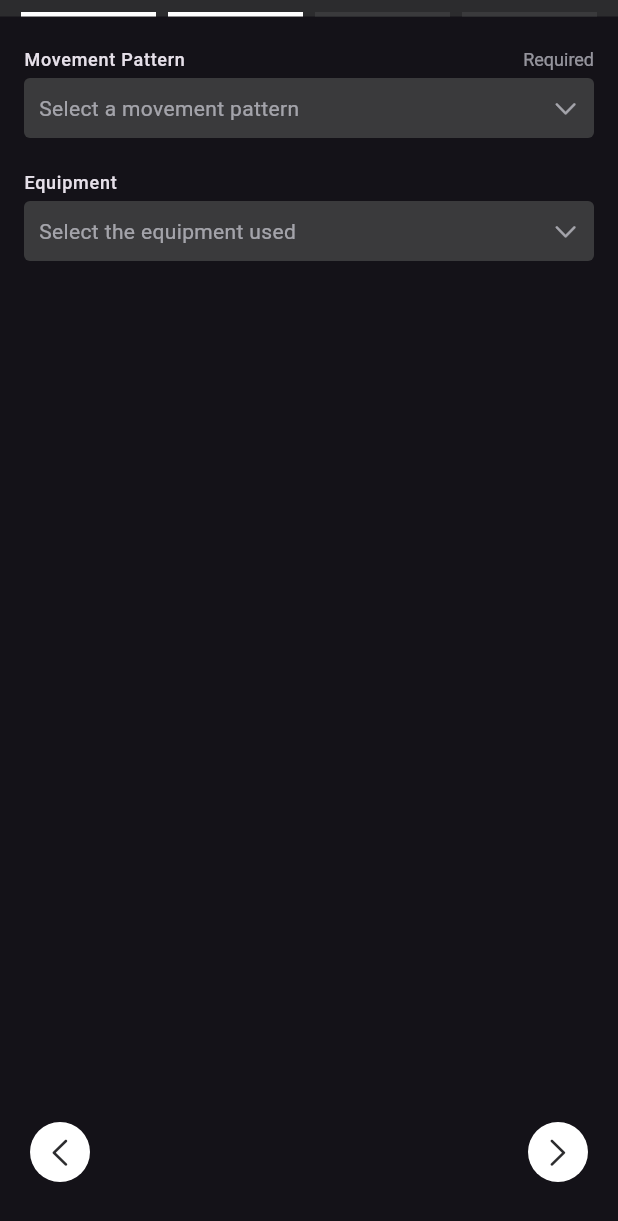
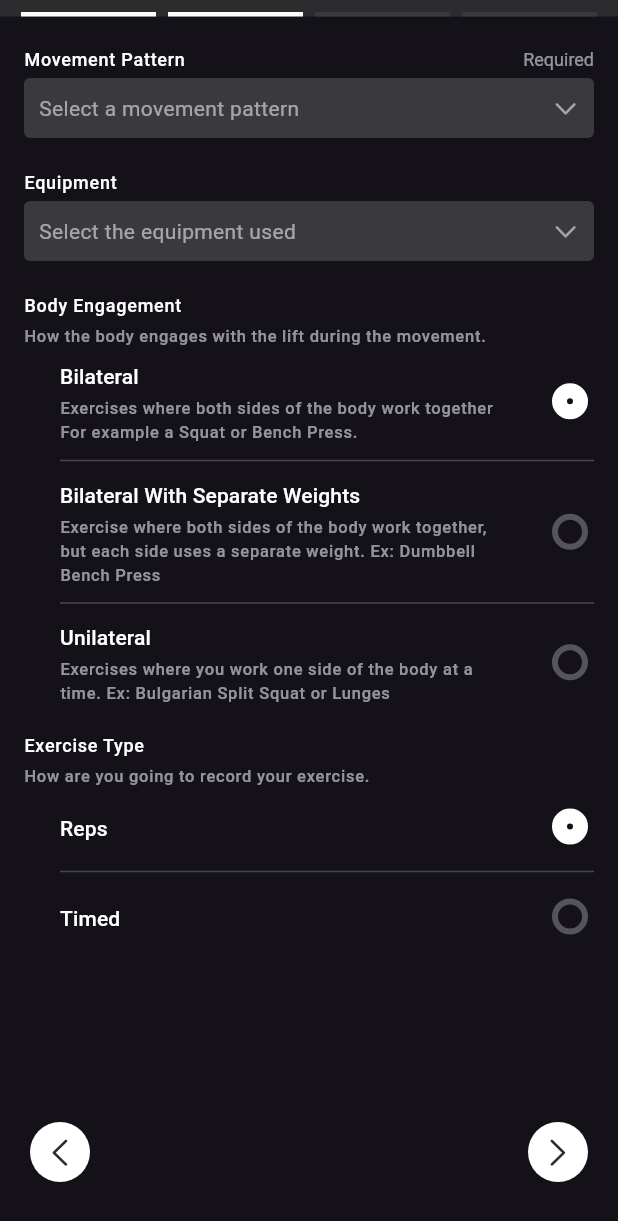
Before and after one commit to mitchelljoram/flex_workout_logger, a Flutter app: the ExerciseDetailsCreateFormPage2 widget shown alone on an empty page, opened directly, on a phone screen of 412 x 824 dp. Shown: the top 1221 px of the screen. Run offline on Flutter 3.47's test engine with Material 3 defaults, Android fonts, the phone set to English and light mode, and no system bars; our stand-ins replace custom_sliding_segmented_control, dotted_border, flutter_riverpod, flutter_slidable, fpdart, freezed_annotation and 3 more; missing offline and left inert: flow_builder; generated files the repository leaves out were written again; statements that could not run were skipped.

Commit message:
Finished exercise create form page 2
- Added custom radio list for engagement and type
- Finished page 2

```diff
--- a/lib/features/exercises/ui/screens/exercise_create.screen.dart
+++ b/lib/features/exercises/ui/screens/exercise_create.screen.dart
@@ -13,6 +13,7 @@ import 'package:flex_workout_logger/features/exercises/domain/validations/exerci
 import 'package:flex_workout_logger/features/exercises/ui/widgets/choose_base_exercise_controller.dart';
 import 'package:flex_workout_logger/features/exercises/ui/widgets/choose_equipment_controller.dart';
 import 'package:flex_workout_logger/features/exercises/ui/widgets/choose_movement_pattern_controller.dart';
+import 'package:flex_workout_logger/features/exercises/ui/widgets/radio_list_controller.dart';
 import 'package:flex_workout_logger/ui/widgets/choose_icon_controller.dart';
 import 'package:flex_workout_logger/features/exercises/ui/widgets/variation_segment_controller.dart';
 import 'package:flex_workout_logger/ui/widgets/flexable_textfield.dart';
@@ -45,20 +46,7 @@ class ExerciseCreateScreen extends StatelessWidget {
         backgroundColor: context.colorScheme.backgroundSecondary,
         leading: IconButton(
           padding: EdgeInsets.zero,
-          onPressed: () {
-            ExerciseDetailsFlow.newExercise = new ExerciseDetails(
-              icon: ExerciseDetailsIcon(''),
-              baseExercise: ExerciseDetailsBaseExercise(null,null),
-              name: ExerciseDetailsName(''),
-              description: ExerciseDetailsDescription(''),
-              movementPattern: ExerciseDetailsMovementPattern(null),
-              equipment: ExerciseDetailsEquipment(null),
-              engagement: ExerciseDetailsEngagement(Engagement.bilateral),
-              type: ExerciseDetailsType(ExerciseType.repitition)
-            );
-
-            context.pop();
-          },
+          onPressed: () => context.pop(),
           icon: const Icon(
             CupertinoIcons.xmark,
           ),
@@ -127,19 +115,19 @@ class ExerciseDetails {
   }
 }
 
+ExerciseDetails newExercise = ExerciseDetails(
+  icon: ExerciseDetailsIcon(''),
+  baseExercise: ExerciseDetailsBaseExercise(null, null),
+  name: ExerciseDetailsName(''),
+  description: ExerciseDetailsDescription(''),
+  movementPattern: ExerciseDetailsMovementPattern(null),
+  equipment: ExerciseDetailsEquipment(null),
+  engagement: ExerciseDetailsEngagement(Engagement.bilateral),
+  type: ExerciseDetailsType(ExerciseType.repitition),
+);
+
 class ExerciseDetailsFlow extends ConsumerWidget {
   static Route route() => MaterialPageRoute(builder: (_) => ExerciseDetailsFlow());
-
-  static ExerciseDetails newExercise = new ExerciseDetails(
-    icon: ExerciseDetailsIcon(''),
-    baseExercise: ExerciseDetailsBaseExercise(null,null),
-    name: ExerciseDetailsName(''),
-    description: ExerciseDetailsDescription(''),
-    movementPattern: ExerciseDetailsMovementPattern(null),
-    equipment: ExerciseDetailsEquipment(null),
-    engagement: ExerciseDetailsEngagement(Engagement.bilateral),
-    type: ExerciseDetailsType(ExerciseType.repitition)
-  );
 
   @override
   Widget build(BuildContext context, WidgetRef ref) {
@@ -155,6 +143,17 @@ class ExerciseDetailsFlow extends ConsumerWidget {
         orElse: () {},
       );
     });
+
+    newExercise = new ExerciseDetails(
+      icon: ExerciseDetailsIcon(''),
+      baseExercise: ExerciseDetailsBaseExercise(null,null),
+      name: ExerciseDetailsName(''),
+      description: ExerciseDetailsDescription(''),
+      movementPattern: ExerciseDetailsMovementPattern(null),
+      equipment: ExerciseDetailsEquipment(null),
+      engagement: ExerciseDetailsEngagement(Engagement.bilateral),
+      type: ExerciseDetailsType(ExerciseType.repitition)
+    );
 
     return FlowBuilder<CreateExerciseStages>(
       state: CreateExerciseStages.stage1,
@@ -199,19 +198,19 @@ class _ExerciseDetailsCreateFormPage1State extends ConsumerState<ExerciseDetails
 
   @override
   void initState() {
-    if (ExerciseDetailsFlow.newExercise.icon.value.isRight()) {
-      _icon = ExerciseDetailsFlow.newExercise.icon;
+    if (newExercise.icon.value.isRight()) {
+      _icon = newExercise.icon;
     }
-    if (ExerciseDetailsFlow.newExercise.baseExercise.value.isRight()) {
-      _baseExercise = ExerciseDetailsFlow.newExercise.baseExercise;
+    if (newExercise.baseExercise.value.isRight()) {
+      _baseExercise = newExercise.baseExercise;
     }
-    if (ExerciseDetailsFlow.newExercise.name.value.isRight()) {
-      _nameController.text = ExerciseDetailsFlow.newExercise.name.value.getOrElse((l) => '');
-      _name = ExerciseDetailsFlow.newExercise.name;
+    if (newExercise.name.value.isRight()) {
+      _nameController.text = newExercise.name.value.getOrElse((l) => '');
+      _name = newExercise.name;
     }
-    if (ExerciseDetailsFlow.newExercise.description.value.isRight()) {
-      _descriptionController.text = ExerciseDetailsFlow.newExercise.description.value.getOrElse((l) => '');
-      _description = ExerciseDetailsFlow.newExercise.description;
+    if (newExercise.description.value.isRight()) {
+      _descriptionController.text = newExercise.description.value.getOrElse((l) => '');
+      _description = newExercise.description;
     }
 
     super.initState();
@@ -223,7 +222,7 @@ class _ExerciseDetailsCreateFormPage1State extends ConsumerState<ExerciseDetails
   }
 
   void handleFlowNext() {
-    ExerciseDetailsFlow.newExercise = ExerciseDetailsFlow.newExercise.copyWith(
+    newExercise = newExercise.copyWith(
       icon: _icon,
       baseExercise: _baseExercise,
       name: _name,
@@ -397,17 +396,17 @@ class _ExerciseDetailsCreateFormPage2State extends ConsumerState<ExerciseDetails
 
   @override
   void initState() {
-    if (ExerciseDetailsFlow.newExercise.movementPattern.value.isRight()) {
-      _movementPattern = ExerciseDetailsFlow.newExercise.movementPattern;
+    if (newExercise.movementPattern.value.isRight()) {
+      _movementPattern = newExercise.movementPattern;
     }
-    if (ExerciseDetailsFlow.newExercise.equipment!.value.isRight()) {
-      _equipment = ExerciseDetailsFlow.newExercise.equipment;
+    if (newExercise.equipment!.value.isRight()) {
+      _equipment = newExercise.equipment;
     }
-    if (ExerciseDetailsFlow.newExercise.engagement.value.isRight()) {
-      _engagement = ExerciseDetailsFlow.newExercise.engagement;
+    if (newExercise.engagement.value.isRight()) {
+      _engagement = newExercise.engagement;
     }
-    if (ExerciseDetailsFlow.newExercise.type.value.isRight()) {
-      _type = ExerciseDetailsFlow.newExercise.type;
+    if (newExercise.type.value.isRight()) {
+      _type = newExercise.type;
     }
 
     super.initState();
@@ -419,7 +418,7 @@ class _ExerciseDetailsCreateFormPage2State extends ConsumerState<ExerciseDetails
   }
 
   void handleFlowNext() {
-    ExerciseDetailsFlow.newExercise = ExerciseDetailsFlow.newExercise.copyWith(
+    newExercise = newExercise.copyWith(
       movementPattern: _movementPattern,
       equipment: _equipment,
       engagement: _engagement,
@@ -430,7 +429,7 @@ class _ExerciseDetailsCreateFormPage2State extends ConsumerState<ExerciseDetails
   }
 
   void handleFlowPrev() {
-    ExerciseDetailsFlow.newExercise = ExerciseDetailsFlow.newExercise.copyWith(
+    newExercise = newExercise.copyWith(
       movementPattern: _movementPattern,
       equipment: _equipment,
       engagement: _engagement,
@@ -486,8 +485,23 @@ class _ExerciseDetailsCreateFormPage2State extends ConsumerState<ExerciseDetails
                   onChanged: (value) => _equipment = ExerciseDetailsEquipment(value),
                   initialValue: _equipment?.value.getOrElse((l) => null),
                 ),
-                // TODO: engagement
-                // TODO: type
+                RadioListController<Engagement>(
+                  items: Engagement.values.toList(),
+                  onSelected: (Enumeration<Enum>? value) => _engagement = ExerciseDetailsEngagement(value as Engagement),
+                  selectedValue: _engagement?.value.getOrElse((l) => Engagement.bilateral),
+                  labelText: 'Body Engagement',
+                  description: 'How the body engages with the lift during the movement.',
+                ),
+                const SizedBox(
+                  height: AppLayout.defaultPadding,
+                ),
+                RadioListController<ExerciseType>(
+                  items: ExerciseType.values.toList(),
+                  onSelected: (Enumeration<Enum>? value) => _type = ExerciseDetailsType(value as ExerciseType),
+                  selectedValue: _type?.value.getOrElse((l) => ExerciseType.repitition),
+                  labelText: 'Exercise Type',
+                  description: 'How are you going to record your exercise.',
+                ),
                 Spacer(),
                 Row(
                   children: [
--- /dev/null
+++ b/lib/features/exercises/ui/widgets/radio_list_controller.dart
@@ -0,0 +1,144 @@
+import 'package:flex_workout_logger/config/theme/app_layout.dart';
+import 'package:flex_workout_logger/utils/enums.dart';
+import 'package:flex_workout_logger/utils/ui_extensions.dart';
+import 'package:flutter/cupertino.dart';
+import 'package:flutter/material.dart';
+
+class RadioListController<T extends Enumeration<Enum>> extends StatefulWidget {
+  final List<T> items;
+  final ValueChanged<T?> onSelected;
+  final T? selectedValue;
+  final String labelText;
+  final String? description;
+
+  const RadioListController({
+    required this.items,
+    required this.onSelected,
+    required this.selectedValue,
+    required this.labelText,
+    this.description,
+    super.key,
+  });
+
+  @override
+  State<RadioListController> createState() => _RadioListControllerState();
+}
+
+class _RadioListControllerState extends State<RadioListController> {
+  List<RadioModel> items = [];
+
+  @override
+  void initState() {
+    widget.items.forEach((i) {
+      items.add(new RadioModel(i == widget.selectedValue ? true : false, i));
+    });
+
+    super.initState();
+  }
+
+  @override
+  Widget build(BuildContext context) {
+    return Column(
+      crossAxisAlignment: CrossAxisAlignment.start,
+      children: [
+        Text(
+          widget.labelText,
+          style: context.textTheme.labelMedium.copyWith(
+            color: context.colorScheme.foregroundPrimary,
+          ),
+        ),
+        const SizedBox(
+          height: AppLayout.extraMiniPadding,
+        ),
+        if (widget.description != null)
+          Text(
+            widget.description!,
+            style: context.textTheme.labelSmall.copyWith(
+              color: context.colorScheme.foregroundSecondary,
+            ),
+          ),
+        const SizedBox(
+          height: AppLayout.extraMiniPadding,
+        ),
+        ...items.map((i) => InkWell(
+          onTap: () {
+            setState(() {
+              items.forEach((e) => e.isSelected = false);
+              i.isSelected = true;
+            });
+
+            widget.onSelected(i.value);
+          },
+          child: Column(
+            children: [
+              RadioItem(i),
+              if (i != items[items.length - 1])
+                const Divider(
+                  indent: AppLayout.largePadding,
+                ),
+            ],
+          )
+        ))
+      ],
+    );
+  }
+}
+
+class RadioItem extends StatelessWidget {
+  final RadioModel _item;
+  RadioItem(this._item);
+
+  @override
+  Widget build(BuildContext context) {
+    return CupertinoListTile(
+      title: Text(
+        _item.value.name,
+        style: context.textTheme.labelLarge.copyWith(
+          color: context.colorScheme.foregroundPrimary,
+        ),
+      ),
+      subtitle: _item.value.description != null ?
+        Container(
+          width: 300,
+          child: Text(
+            _item.value.description!,
+            maxLines: 3,
+            style: context.textTheme.labelSmall.copyWith(
+              color: context.colorScheme.foregroundSecondary,
+            ),
+          )
+        ) :
+        null,
+      trailing: _item.isSelected ?
+        Container(
+          height: 24,
+          width: 24,
+          decoration: BoxDecoration(
+            borderRadius: BorderRadius.circular(100),
+            border: Border.all(width: 10, color: context.colorScheme.foregroundPrimary)
+          ),
+        ) :
+        Container(
+          height: 24,
+          width: 24,
+          decoration: BoxDecoration(
+            borderRadius: BorderRadius.circular(100),
+            border: Border.all(width: 4, color: context.colorScheme.foregroundTertiary)
+          ),
+        ),
+      padding: const EdgeInsets.fromLTRB(
+        AppLayout.largePadding,
+        AppLayout.extraMiniPadding,
+        AppLayout.extraMiniPadding,
+        AppLayout.extraMiniPadding,
+      ),
+    );
+  }
+}
+
+class RadioModel<T extends Enumeration<Enum>> {
+  bool isSelected;
+  final T value;
+
+  RadioModel(this.isSelected, this.value);
+}
--- a/lib/ui/widgets/entity_selection_sheet.dart
+++ b/lib/ui/widgets/entity_selection_sheet.dart
@@ -40,7 +40,9 @@ class EntitySelectionSheet<T extends Selectable> extends FormField<T> {
                   children: [
                     Text(
                       labelText ?? 'Select',
-                      style: state.context.textTheme.labelMedium,
+                      style: state.context.textTheme.labelMedium.copyWith(
+                        color: state.context.colorScheme.foregroundPrimary,
+                      ),
                     ),
                     const Spacer(),
                     if (isRequired)
--- a/lib/utils/enums.dart
+++ b/lib/utils/enums.dart
@@ -9,21 +9,21 @@ enum Engagement implements Enumeration<Engagement> {
   bilateral(
     name: 'Bilateral',
     description:
-        'Exercises where both sides of the body work together in unison, typically with a single resistance source. Ex: Squat',
+        'Exercises where both sides of the body work together For example a Squat or Bench Press.',
   ),
 
   /// Bilateral Seperate
   bilateralSeparate(
     name: 'Bilateral With Separate Weights',
     description:
-        'Exercise where both sides of the body also work together, but each side uses a separate weight. Ex: Dumbbell Bench Press',
+        'Exercise where both sides of the body work together, but each side uses a separate weight. Ex: Dumbbell Bench Press',
   ),
 
   /// Unilateral
   unilateral(
     name: 'Unilateral',
     description:
-        'Exercises focus on working one side of the body at a time, allowing each limb or side to work independently. Ex: Bulgarian Split Squat and Lunges',
+        'Exercises where you work one side of the body at a time. Ex: Bulgarian Split Squat or Lunges',
   );
 
   const Engagement({required this.name, this.description});
```
